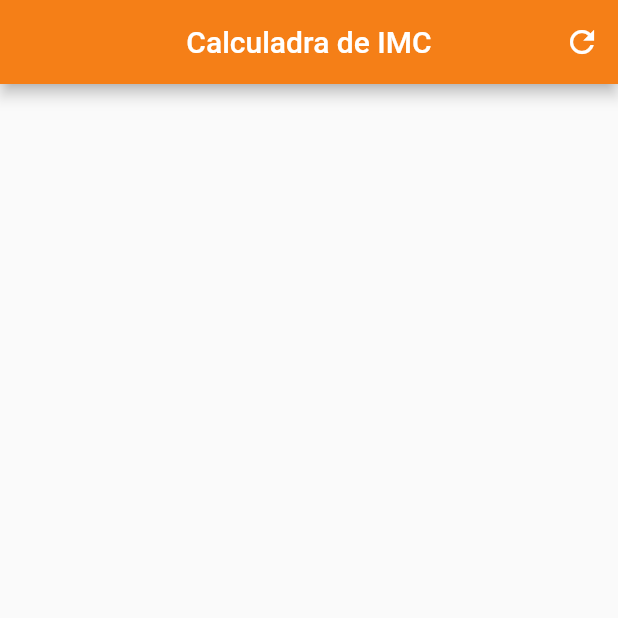
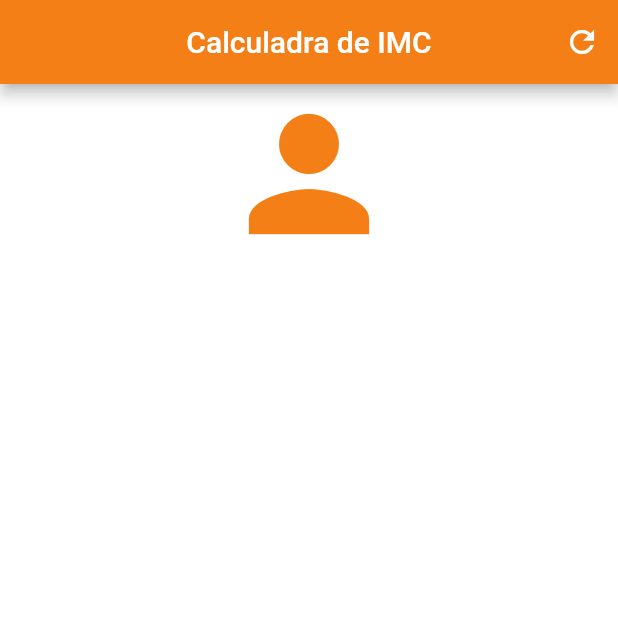
Before and after one commit to lpaganete/calculadora_imc, a Flutter app: the screen it shows after launch, on a phone screen of 412 x 824 dp, the top half of it. Run offline on Flutter 3.47's test engine with Material 2 defaults, Android fonts, the light colour scheme and no system bars.

Commit message:
Adcicionando um icone no body

```diff
--- a/lib/main.dart
+++ b/lib/main.dart
@@ -1,5 +1,6 @@
+import 'package:calculadora_imc/pages/home_page.dart';
 import 'package:flutter/material.dart';
-import 'home_page.dart';
+
 
 void main() => runApp(MyApp());
 
--- a/lib/home_page.dart
+++ b/lib/pages/home_page.dart
@@ -17,6 +17,7 @@ class _HomePageState extends State<HomePage> {
           IconButton(icon: Icon(Icons.refresh), onPressed: () {}),
         ],
       ),
+      backgroundColor: Color(0xffffffff),
       body: _body(),
     );
   }
@@ -24,7 +25,11 @@ class _HomePageState extends State<HomePage> {
   _body() {
     return Container(
       child: Column(
-        children: <Widget>[],
+        crossAxisAlignment: CrossAxisAlignment
+            .stretch, // O stretch ocupa toda a largura (no caso do ícone não vai ocupar, pois ele tem um tamanho fixo)
+        children: <Widget>[
+          Icon(Icons.person, size: 120.0, color: Colors.yellow[900]),
+        ],
       ),
     );
   }
```
